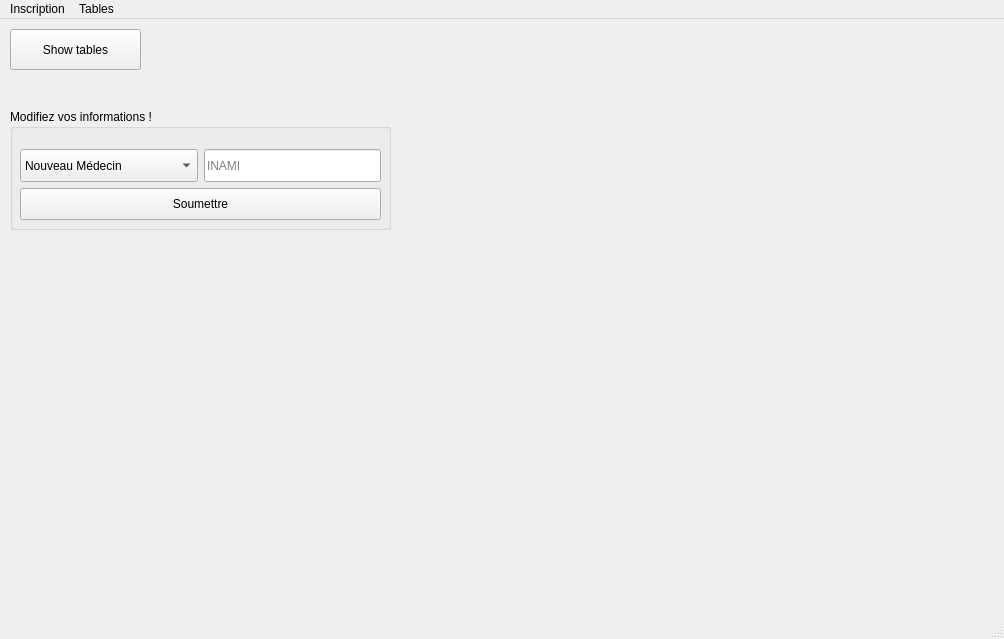
Above: code/gui/gui/mainwindow.ui from JustRayCB/bdd_projet1 before the change. Below: the same form after it.
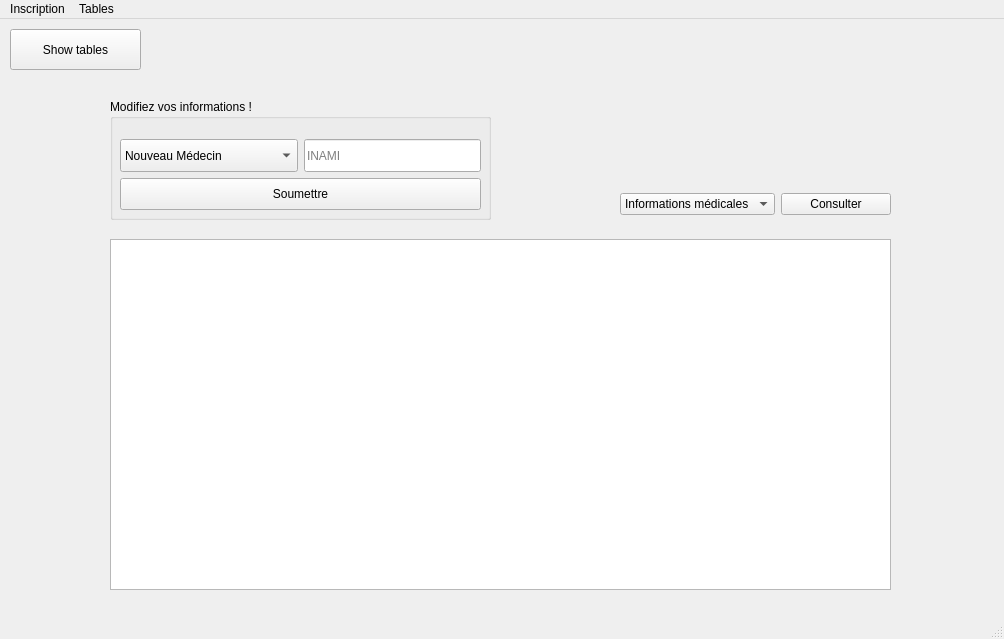
That is the form after the change. The open tabs and pages were chosen to show the change. Icons and pictures are not drawn.

Commit message: Consult medical info + treatment works fine

```diff
--- a/code/gui/gui/mainwindow.ui
+++ b/code/gui/gui/mainwindow.ui
@@ -110,8 +110,8 @@
      <widget class="QGroupBox" name="groupBox_2">
       <property name="geometry">
        <rect>
-        <x>0</x>
-        <y>30</y>
+        <x>100</x>
+        <y>20</y>
         <width>381</width>
         <height>121</height>
        </rect>
@@ -182,6 +182,49 @@
        </layout>
       </widget>
      </widget>
+     <widget class="QTableView" name="tableViewPatientInfo">
+      <property name="geometry">
+       <rect>
+        <x>100</x>
+        <y>160</y>
+        <width>781</width>
+        <height>351</height>
+       </rect>
+      </property>
+     </widget>
+     <widget class="QWidget" name="layoutWidget">
+      <property name="geometry">
+       <rect>
+        <x>610</x>
+        <y>110</y>
+        <width>271</width>
+        <height>31</height>
+       </rect>
+      </property>
+      <layout class="QHBoxLayout" name="horizontalLayout_21">
+       <item>
+        <widget class="QComboBox" name="infoPatient">
+         <item>
+          <property name="text">
+           <string>Informations médicales</string>
+          </property>
+         </item>
+         <item>
+          <property name="text">
+           <string>Traitements</string>
+          </property>
+         </item>
+        </widget>
+       </item>
+       <item>
+        <widget class="QPushButton" name="consult">
+         <property name="text">
+          <string>Consulter</string>
+         </property>
+        </widget>
+       </item>
+      </layout>
+     </widget>
     </widget>
     <widget class="QWidget" name="signPatient">
      <widget class="QGroupBox" name="groupBox_3">
```
Left out of the diff: 30 changed lines with no effect on the pictures. The commit also changes 8 other files.
